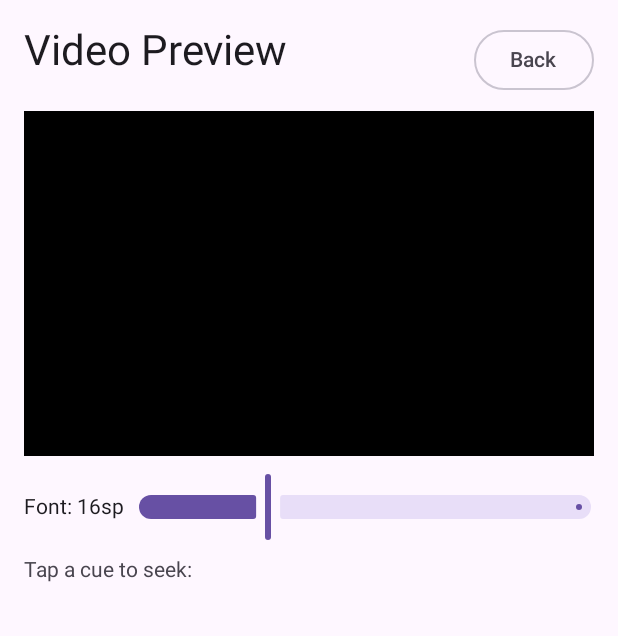
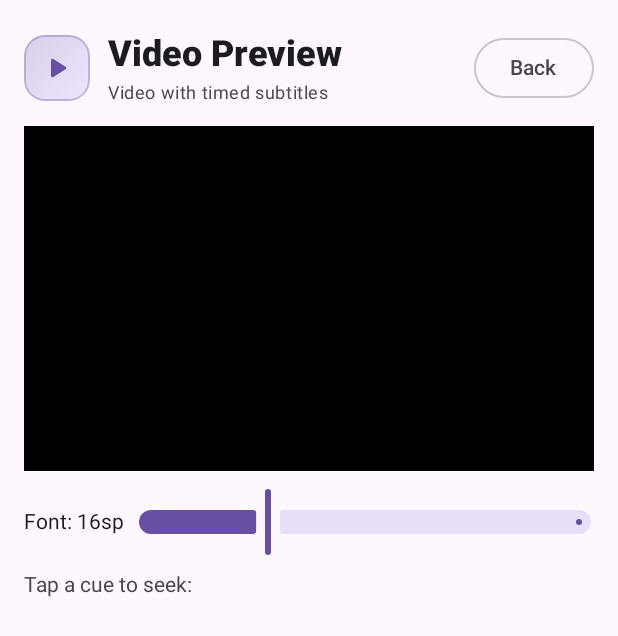
Before and after one commit to bingattban/TransVibe-android-, an Android app built with Jetpack Compose: the composable PlayerPreviewScreen shown on its own in the app's theme, on a phone screen of 412 x 824 dp. Shown: the top 636 px of the screen. Run offline under Robolectric (Android 15) with nearby library versions, the phone set to English and light mode, and no system bars; 3 statements that could not run were skipped.

Commit message:
feat(ui): restore original visual header on PlayerPreviewScreen.kt

```diff
--- a/app/src/main/java/com/transvibe/app/presentation/screens/PlayerPreviewScreen.kt
+++ b/app/src/main/java/com/transvibe/app/presentation/screens/PlayerPreviewScreen.kt
@@ -1,4 +1,8 @@
 package com.transvibe.app.presentation.screens
+
+import androidx.compose.material.icons.Icons
+import androidx.compose.material.icons.rounded.PlayArrow
+import com.transvibe.app.presentation.components.ScreenHeroHeader
 
 import android.net.Uri
 import androidx.compose.foundation.background
@@ -84,10 +88,14 @@ fun PlayerPreviewScreen(
             .padding(16.dp),
         verticalArrangement = Arrangement.spacedBy(10.dp)
     ) {
-        Row(modifier = Modifier.fillMaxWidth(), horizontalArrangement = Arrangement.SpaceBetween) {
-            Text(if (isArabic) "معاينة الفيديو والترجمة" else "Video Preview", style = androidx.compose.material3.MaterialTheme.typography.headlineMedium)
-            OutlinedButton(onClick = onBack) { Text(if (isArabic) "رجوع" else "Back") }
-        }
+        ScreenHeroHeader(
+            title = if (isArabic) "معاينة الفيديو والترجمة" else "Video Preview",
+            subtitle = if (isArabic) "عرض الفيديو مع الترجمة النصية" else "Video with timed subtitles",
+            icon = Icons.Rounded.PlayArrow,
+            trailing = {
+                OutlinedButton(onClick = onBack) { Text(if (isArabic) "رجوع" else "Back") }
+            }
+        )
 
         Box(modifier = Modifier.fillMaxWidth().height(230.dp)) {
             AndroidView(
```
